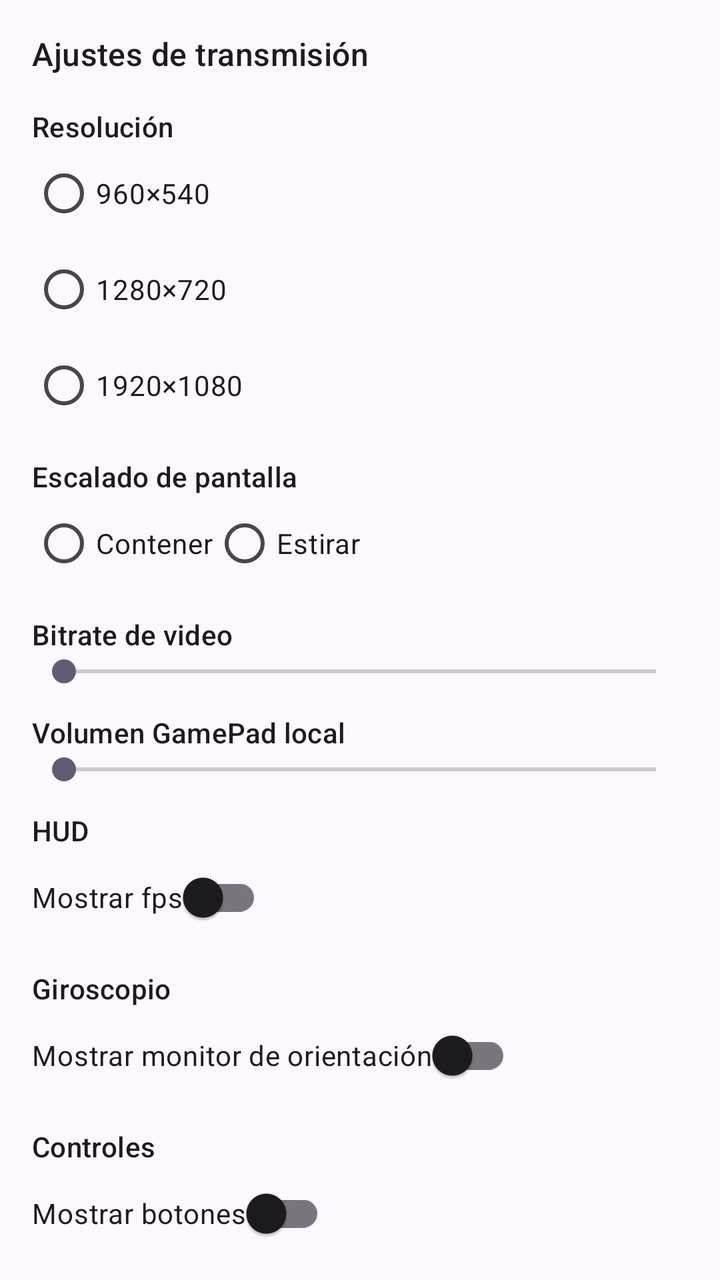
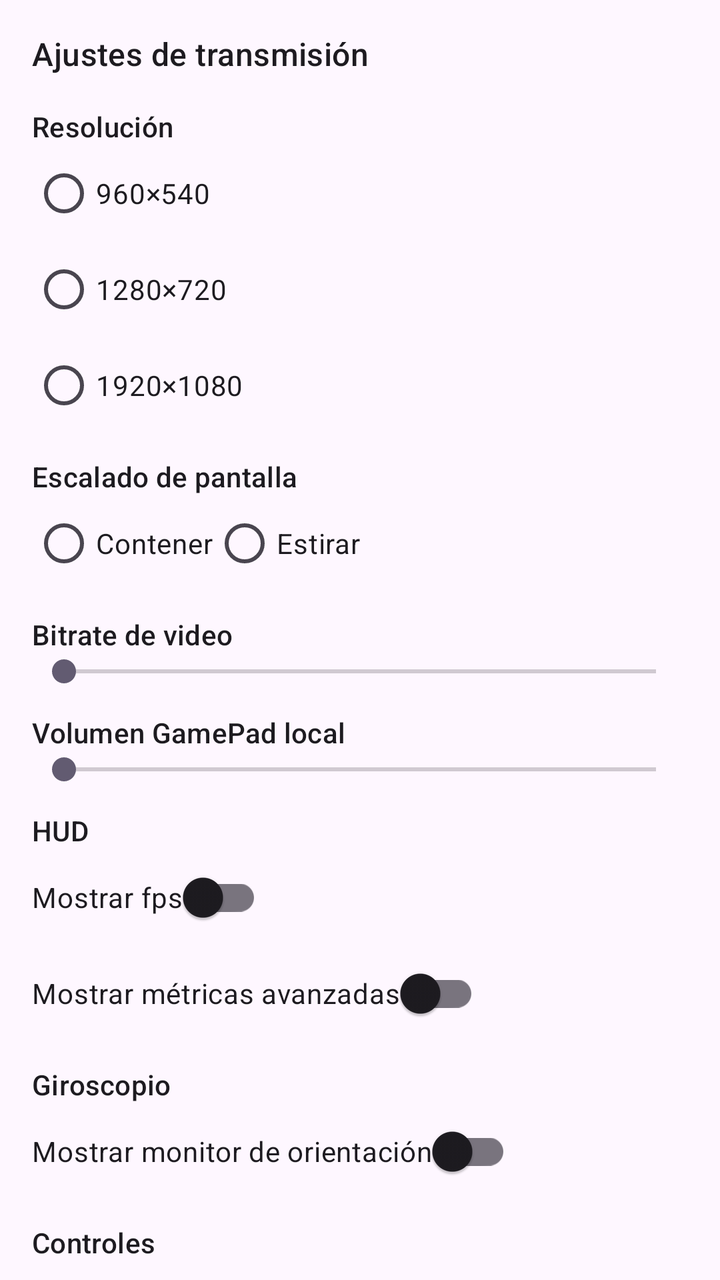

Compare the two renders of this Android layout. The source of the first and the diff that turns it into the second are given below.
<!-- AndroidManifest.xml: application theme Theme.Twinpad -->
<!-- res/layout/drawer_settings.xml -->
<?xml version="1.0" encoding="utf-8"?>
<androidx.core.widget.NestedScrollView xmlns:android="http://schemas.android.com/apk/res/android"
    android:id="@+id/drawer_scroll"
    android:layout_width="match_parent"
    android:layout_height="match_parent"
    android:fillViewport="true"
    android:overScrollMode="ifContentScrolls">

    <LinearLayout
        android:id="@+id/drawer_content"
        android:layout_width="match_parent"
        android:layout_height="wrap_content"
        android:orientation="vertical"
        android:padding="16dp">

        <TextView
            android:layout_width="wrap_content"
            android:layout_height="wrap_content"
            android:text="@string/settings_title"
            android:textAppearance="?attr/textAppearanceTitleMedium" />

        <TextView
            android:layout_width="wrap_content"
            android:layout_height="wrap_content"
            android:layout_marginTop="16dp"
            android:text="@string/settings_resolution"
            android:textAppearance="?attr/textAppearanceLabelLarge" />

        <RadioGroup
            android:id="@+id/resolution_group"
            android:layout_width="wrap_content"
            android:layout_height="wrap_content"
            android:orientation="vertical">

            <RadioButton
                android:id="@+id/resolution_960x540"
                android:layout_width="wrap_content"
                android:layout_height="wrap_content"
                android:text="960×540" />

            <RadioButton
                android:id="@+id/resolution_1280x720"
                android:layout_width="wrap_content"
                android:layout_height="wrap_content"
                android:text="1280×720" />

            <RadioButton
                android:id="@+id/resolution_1920x1080"
                android:layout_width="wrap_content"
                android:layout_height="wrap_content"
                android:text="1920×1080" />
        </RadioGroup>

        <TextView
            android:layout_width="wrap_content"
            android:layout_height="wrap_content"
            android:layout_marginTop="12dp"
            android:text="@string/settings_scale"
            android:textAppearance="?attr/textAppearanceLabelLarge" />

        <RadioGroup
            android:id="@+id/scale_group"
            android:layout_width="wrap_content"
            android:layout_height="wrap_content"
            android:orientation="horizontal">

            <RadioButton
                android:id="@+id/scale_contain"
                android:layout_width="wrap_content"
                android:layout_height="wrap_content"
                android:text="@string/settings_scale_contain" />

            <RadioButton
                android:id="@+id/scale_expand"
                android:layout_width="wrap_content"
                android:layout_height="wrap_content"
                android:text="@string/settings_scale_expand" />
        </RadioGroup>

        <TextView
            android:layout_width="wrap_content"
            android:layout_height="wrap_content"
            android:layout_marginTop="12dp"
            android:text="@string/settings_bitrate"
            android:textAppearance="?attr/textAppearanceLabelLarge" />

        <SeekBar
            android:id="@+id/bitrate_seek"
            android:layout_width="match_parent"
            android:layout_height="wrap_content"
            android:max="29000" />

        <TextView
            android:layout_width="wrap_content"
            android:layout_height="wrap_content"
            android:layout_marginTop="12dp"
            android:text="@string/settings_audio"
            android:textAppearance="?attr/textAppearanceLabelLarge" />

        <SeekBar
            android:id="@+id/audio_volume_seek"
            android:layout_width="match_parent"
            android:layout_height="wrap_content"
            android:max="100" />

        <TextView
            android:layout_width="wrap_content"
            android:layout_height="wrap_content"
            android:layout_marginTop="12dp"
            android:text="@string/settings_hud"
            android:textAppearance="?attr/textAppearanceLabelLarge" />

        <com.google.android.material.switchmaterial.SwitchMaterial
            android:id="@+id/switch_show_fps"
            android:layout_width="wrap_content"
            android:layout_height="wrap_content"
            android:text="@string/settings_show_fps" />

        <TextView
            android:layout_width="wrap_content"
            android:layout_height="wrap_content"
            android:layout_marginTop="12dp"
            android:text="@string/settings_gyro"
            android:textAppearance="?attr/textAppearanceLabelLarge" />

        <com.google.android.material.switchmaterial.SwitchMaterial
            android:id="@+id/switch_show_gyro_monitor"
            android:layout_width="wrap_content"
            android:layout_height="wrap_content"
            android:text="@string/settings_show_gyro_monitor" />

        <TextView
            android:layout_width="wrap_content"
            android:layout_height="wrap_content"
            android:layout_marginTop="12dp"
            android:text="@string/settings_controls"
            android:textAppearance="?attr/textAppearanceLabelLarge" />

        <com.google.android.material.switchmaterial.SwitchMaterial
            android:id="@+id/switch_show_controls"
            android:layout_width="wrap_content"
            android:layout_height="wrap_content"
            android:text="@string/settings_show_controls" />

        <TextView
            android:layout_width="wrap_content"
            android:layout_height="wrap_content"
            android:layout_marginTop="12dp"
            android:text="@string/settings_distribution"
            android:textAppearance="?attr/textAppearanceLabelLarge" />

        
        <com.google.android.material.switchmaterial.SwitchMaterial
            android:id="@+id/switch_nintendo_distribution"
            android:layout_width="wrap_content"
            android:layout_height="wrap_content"
            android:text="@string/settings_nintendo_distribution" />

        <TextView
            android:layout_width="wrap_content"
            android:layout_height="wrap_content"
            android:layout_marginTop="12dp"
            android:text="@string/settings_camera"
            android:textAppearance="?attr/textAppearanceLabelLarge" />

        
        <com.google.android.material.switchmaterial.SwitchMaterial
            android:id="@+id/switch_camera_stream"
            android:layout_width="wrap_content"
            android:layout_height="wrap_content"
            android:text="@string/settings_camera_stream" />

        <RadioGroup
            android:id="@+id/camera_lens_group"
            android:layout_width="wrap_content"
            android:layout_height="wrap_content"
            android:orientation="horizontal">

            <RadioButton
                android:id="@+id/camera_lens_front"
                android:layout_width="wrap_content"
                android:layout_height="wrap_content"
                android:text="@string/settings_camera_front" />

            <RadioButton
                android:id="@+id/camera_lens_back"
                android:layout_width="wrap_content"
                android:layout_height="wrap_content"
                android:text="@string/settings_camera_back" />
        </RadioGroup>

        <Button
            android:id="@+id/btn_close_drawer"
            android:layout_width="match_parent"
            android:layout_height="wrap_content"
            android:text="@string/settings_close" />

    </LinearLayout>
</androidx.core.widget.NestedScrollView>
<!-- resources referenced by this layout -->
<resources>
  <string name="settings_audio">Volumen GamePad local</string>
  <string name="settings_bitrate">Bitrate de video</string>
  <string name="settings_camera">Cámara del teléfono (Cemu)</string>
  <string name="settings_camera_back">Trasera</string>
  <string name="settings_camera_front">Frontal</string>
  <string name="settings_camera_stream">Enviar cámara al GamePad</string>
  <string name="settings_close">Cerrar</string>
  <string name="settings_controls">Controles</string>
  <string name="settings_distribution">Distribución</string>
  <string name="settings_gyro">Giroscopio</string>
  <string name="settings_hud">HUD</string>
  <string name="settings_nintendo_distribution">Distribución Nintendo</string>
  <string name="settings_resolution">Resolución</string>
  <string name="settings_scale">Escalado de pantalla</string>
  <string name="settings_scale_contain">Contener</string>
  <string name="settings_scale_expand">Estirar</string>
  <string name="settings_show_controls">Mostrar botones</string>
  <string name="settings_show_fps">Mostrar fps</string>
  <string name="settings_show_gyro_monitor">Mostrar monitor de orientación</string>
  <string name="settings_title">Ajustes de transmisión</string>
  <style name="Theme.Twinpad" parent="Theme.Material3.DayNight.NoActionBar">
          <item name="android:statusBarColor">@android:color/black</item>
      </style>
</resources>

<!-- the commit's change to res/layout/drawer_settings.xml (unified diff, before → after) -->
@@ -116,6 +116,13 @@
             android:layout_height="wrap_content"
             android:text="@string/settings_show_fps" />
 
+        
+        <com.google.android.material.switchmaterial.SwitchMaterial
+            android:id="@+id/switch_advanced_metrics"
+            android:layout_width="wrap_content"
+            android:layout_height="wrap_content"
+            android:text="@string/settings_show_advanced_metrics" />
+
         <TextView
             android:layout_width="wrap_content"
             android:layout_height="wrap_content"
<!-- resource entries referenced after the edit -->
@@ -16,6 +16,7 @@
   <string name="settings_scale">Escalado de pantalla</string>
   <string name="settings_scale_contain">Contener</string>
   <string name="settings_scale_expand">Estirar</string>
+  <string name="settings_show_advanced_metrics">Mostrar métricas avanzadas</string>
   <string name="settings_show_controls">Mostrar botones</string>
   <string name="settings_show_fps">Mostrar fps</string>
   <string name="settings_show_gyro_monitor">Mostrar monitor de orientación</string>
